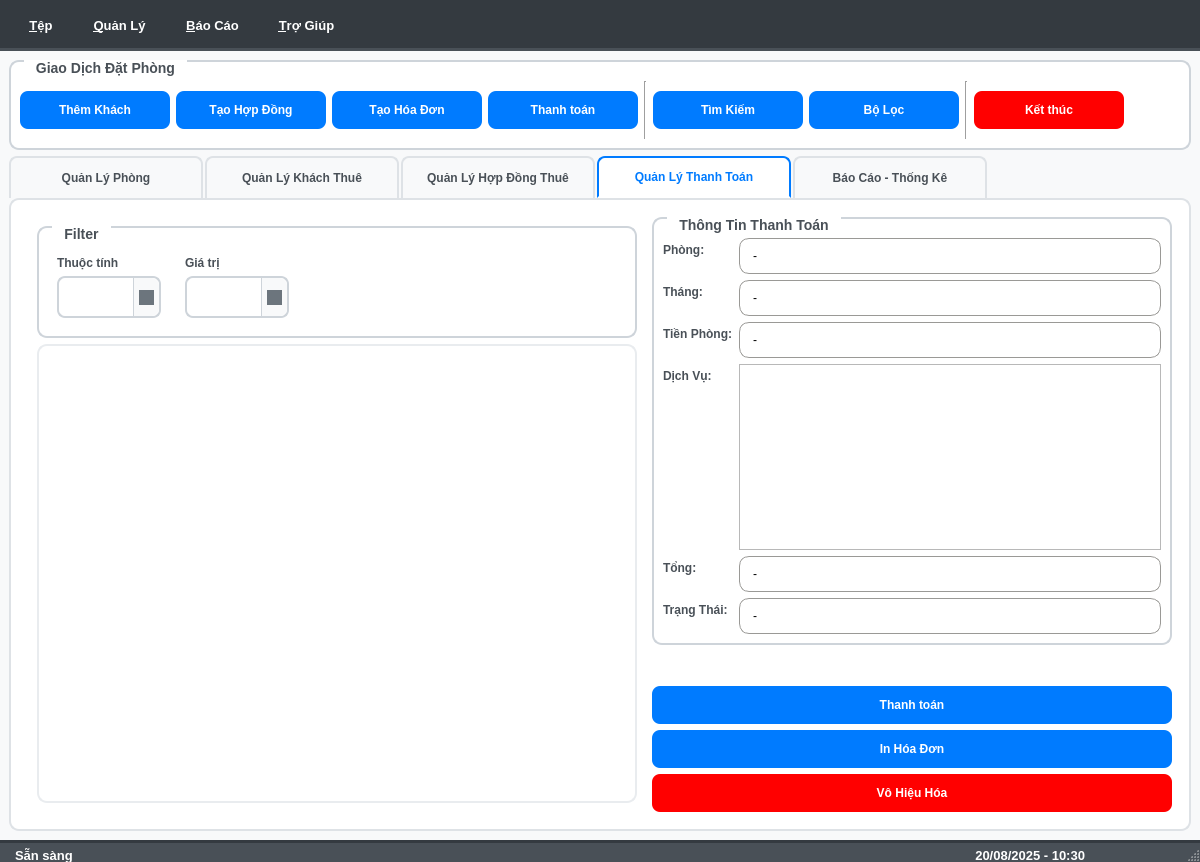
The window that ui/design/admin_main.ui (huymatthew/PBL02) describes before a commit, drawn with Qt 5.
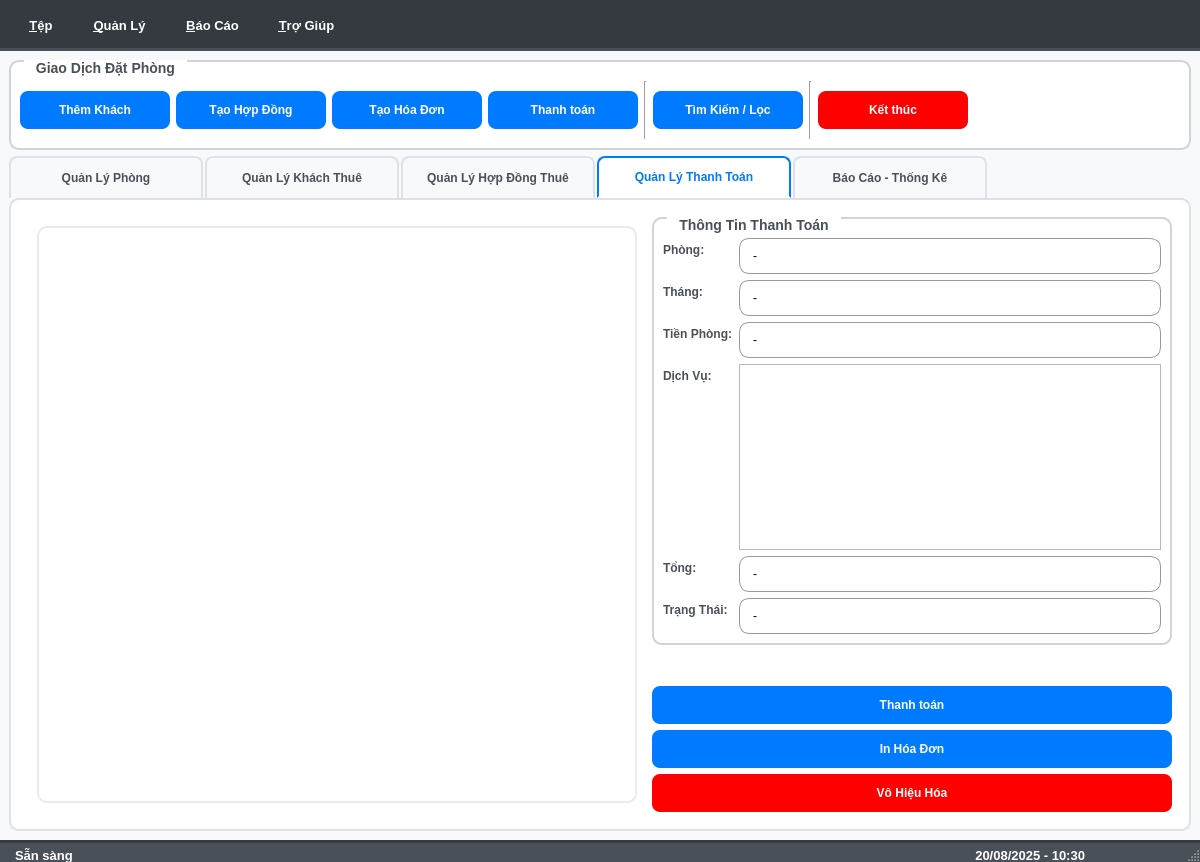
The same window after the commit. The open tabs and pages were chosen to show the change. Icons and pictures are not drawn. Custom widgets are drawn as their Qt base class.

Commit message: update: All Search and Filter UI Completed

The edit to the form file:
```diff
--- a/ui/design/admin_main.ui
+++ b/ui/design/admin_main.ui
@@ -454,14 +454,7 @@
        <item>
         <widget class="QPushButton" name="searchBtn">
          <property name="text">
-          <string>Tìm Kiếm</string>
-         </property>
-        </widget>
-       </item>
-       <item>
-        <widget class="QPushButton" name="filterBtn">
-         <property name="text">
-          <string>Bộ Lọc</string>
+          <string>Tìm Kiếm / Lọc</string>
          </property>
         </widget>
        </item>
@@ -1139,60 +1132,6 @@
         <item>
          <widget class="QWidget" name="widget" native="true">
           <layout class="QVBoxLayout" name="verticalLayout">
-           <item>
-            <widget class="QGroupBox" name="searchGroupBox">
-             <property name="title">
-              <string>Filter</string>
-             </property>
-             <layout class="QHBoxLayout" name="horizontalLayout">
-              <item>
-               <widget class="QWidget" name="widget_2" native="true">
-                <layout class="QVBoxLayout" name="verticalLayout_2">
-                 <item>
-                  <widget class="QLabel" name="roomBillLabel">
-                   <property name="text">
-                    <string>Thuộc tính</string>
-                   </property>
-                  </widget>
-                 </item>
-                 <item>
-                  <widget class="QComboBox" name="roomBillSearch"/>
-                 </item>
-                </layout>
-               </widget>
-              </item>
-              <item>
-               <widget class="QWidget" name="widget_3" native="true">
-                <layout class="QVBoxLayout" name="verticalLayout_3">
-                 <item>
-                  <widget class="QLabel" name="label_4">
-                   <property name="text">
-                    <string>Giá trị</string>
-                   </property>
-                  </widget>
-                 </item>
-                 <item>
-                  <widget class="QComboBox" name="roomBillSearchValue"/>
-                 </item>
-                </layout>
-               </widget>
-              </item>
-              <item>
-               <spacer name="horizontalSpacer">
-                <property name="orientation">
-                 <enum>Qt::Horizontal</enum>
-                </property>
-                <property name="sizeHint" stdset="0">
-                 <size>
-                  <width>40</width>
-                  <height>20</height>
-                 </size>
-                </property>
-               </spacer>
-              </item>
-             </layout>
-            </widget>
-           </item>
            <item>
             <widget class="QTableView" name="paymentsTableView">
              <property name="minimumSize">
```
The commit also changes 12 other files.
